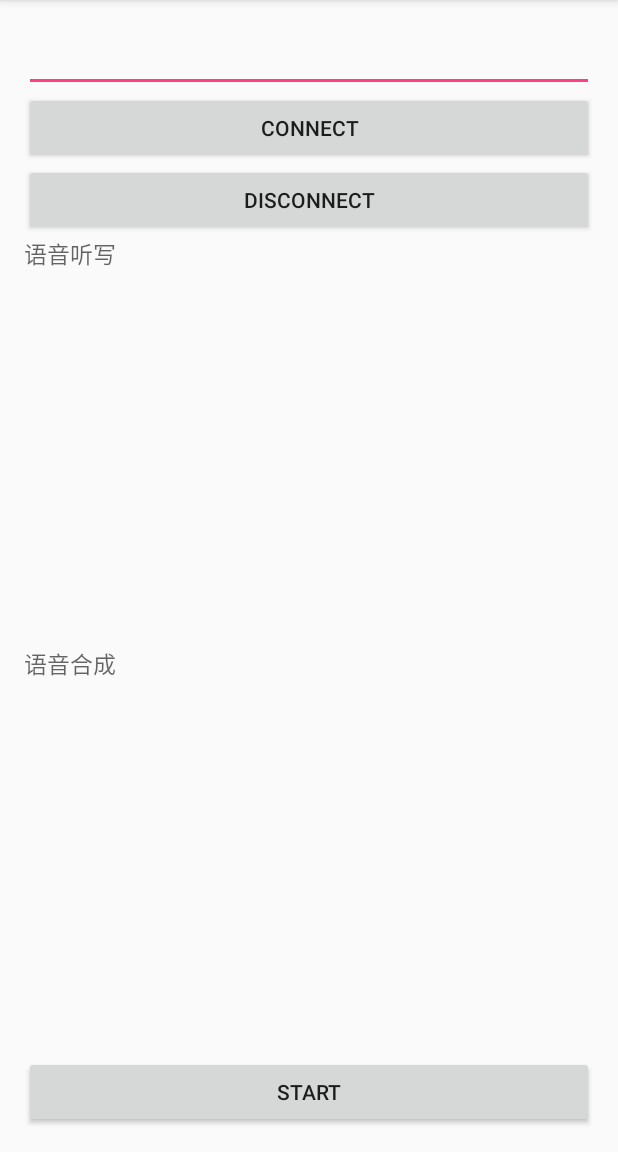
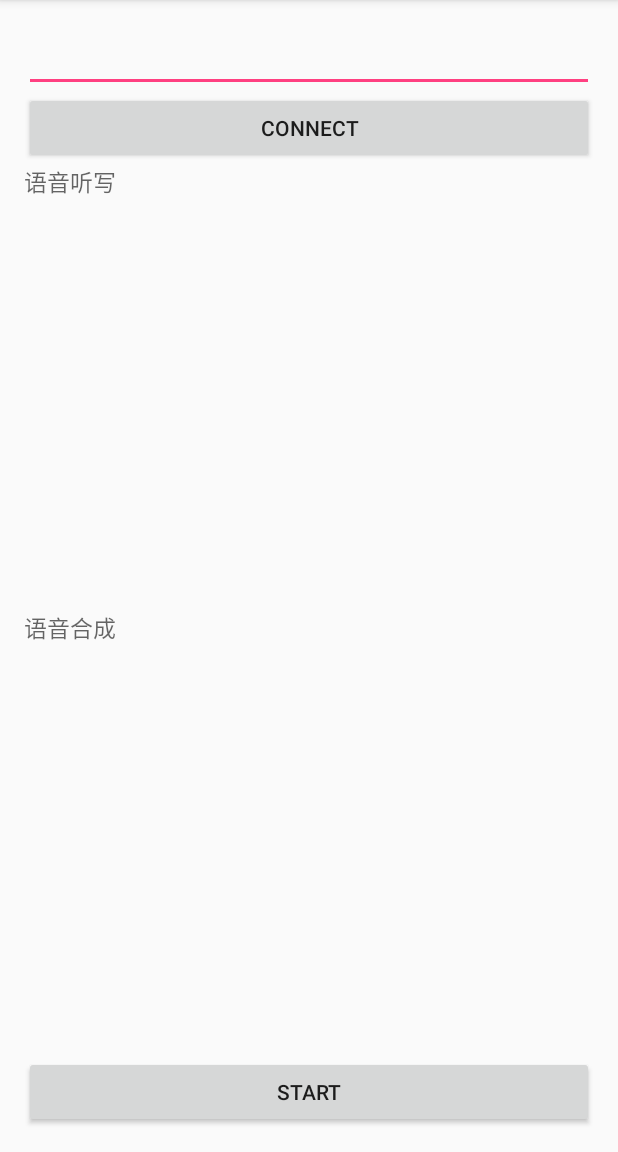
Before and after one commit to Pedestrian1671022/SignLanguageInteraction, an Android app: the screen it shows after launch (MainActivity), after a tap on "CONNECT", on a phone screen of 412 x 824 dp, the part 84-1236 px from its top. Run offline under Robolectric (Android 15) with nearby library versions, the phone set to English and light mode, and no system bars; 20 statements that could not run were skipped.

Commit message:
combine the button connect and disconnect to one button, and add the saveinstancestate function

```diff
--- a/app/src/main/java/com/example/pedestrian/signlanguageinteraction/MainActivity.java
+++ b/app/src/main/java/com/example/pedestrian/signlanguageinteraction/MainActivity.java
@@ -48,12 +48,13 @@ public class MainActivity extends AppCompatActivity {
     private Socket socket;
     private EditText editText;
     private Button connectButton;
-    private Button disconnectButton;
+//    private Button disconnectButton;
     private TextView iat;
     private TextView tts;
     private Button start;
     private int ret = 0;
     private Toast mToast;
+    private Boolean flag = true;
 
     private SpeechRecognizer mIat;
     private SpeechSynthesizer mTts;
@@ -67,7 +68,7 @@ public class MainActivity extends AppCompatActivity {
 
         editText = (EditText) findViewById(R.id.ipAddress);
         connectButton = (Button) findViewById(R.id.connect);
-        disconnectButton = (Button) findViewById(R.id.disconnect);
+//        disconnectButton = (Button) findViewById(R.id.disconnect);
         iat = (TextView) findViewById(R.id.iat);
         tts = (TextView) findViewById(R.id.tts);
         start = (Button) findViewById(R.id.start);
@@ -93,13 +94,23 @@ public class MainActivity extends AppCompatActivity {
                         mToast.show();
                     }
                 }
+                else if(msg.what == 2){
+                    mToast.setText("Socket链接出现问题，原因可能是：Invalid Ip Address");
+                    mToast.show();
+                }
+                else{
+                    connectButton.setText("disconnect");
+                    mToast.setText("Socket已经链接");
+                    mToast.show();
+                }
             }
         };
 
         connectButton.setOnClickListener(new Button.OnClickListener(){
             @Override
             public void onClick(View view) {
-                new Thread(){
+                if (flag) {
+                    new Thread() {
                         @Override
                         public void run() {
                             try {
@@ -107,45 +118,46 @@ public class MainActivity extends AppCompatActivity {
                                 new Thread(new Runnable() {
                                     @Override
                                     public void run() {
-                                    try{
-                                        BufferedReader recv = new BufferedReader(new InputStreamReader(socket.getInputStream(),"utf-8"));
+                                        try {
+                                            BufferedReader recv = new BufferedReader(new InputStreamReader(socket.getInputStream(), "utf-8"));
                                             String line;
-                                        while(socket.isConnected()){
-                                            if((line = recv.readLine())!=null){
+                                            while (socket.isConnected()) {
+                                                if ((line = recv.readLine()) != null) {
                                                     Message message = new Message();
                                                     message.what = 1;
                                                     message.obj = line;
                                                     handler.sendMessage(message);
                                                 }
                                             }
-                                    }catch (IOException e){
-                                        e.printStackTrace();
+                                        } catch (IOException e) {
                                         }
                                     }
                                 }).start();
-                            mToast.setText("Socket已经链接");
-                            mToast.show();
+                                flag = false;
+                                Message message = new Message();
+                                message.what = 3;
+                                handler.sendMessage(message);
                             } catch (IOException e) {
-                            mToast.setText("Socket链接出现问题，原因可能是：Invalid Ip Address");
-                            mToast.show();
+                                Message message = new Message();
+                                message.what = 2;
+                                handler.sendMessage(message);
                             }
                         }
                     }.start();
                 }
-        });
-
-        disconnectButton.setOnClickListener(new Button.OnClickListener(){
-            @Override
-            public void onClick(View view){
+                else{
                     try {
                         iat.setText(null);
                         tts.setText(null);
                         socket.close();
+                        flag = true;
+                        connectButton.setText("connect");
                         mToast.setText("Socket已经断开");
                         mToast.show();
                     } catch (IOException e) {
                         mToast.setText("socket关闭出现问题！");
                         mToast.show();
+                    }
                 }
             }
         });
@@ -164,6 +176,19 @@ public class MainActivity extends AppCompatActivity {
                 }
             }
         });
+    }
+
+    @Override
+    public void onSaveInstanceState(Bundle savedInstanceState){
+        super.onSaveInstanceState(savedInstanceState);
+        savedInstanceState.putString("message", editText.getText().toString());
+    }
+
+    @Override
+    public void onRestoreInstanceState(Bundle savedInstanceState){
+        super.onRestoreInstanceState(savedInstanceState);
+        String message = savedInstanceState.getString("message");
+        editText.setText(message);
     }
 
     private InitListener mInitListener = new InitListener() {
--- a/app/src/main/res/layout/activity_main.xml
+++ b/app/src/main/res/layout/activity_main.xml
@@ -22,11 +22,11 @@
         android:layout_width="match_parent"
         android:layout_height="wrap_content" />
 
-    <Button
-        android:id="@+id/disconnect"
-        android:text="disconnect"
-        android:layout_width="match_parent"
-        android:layout_height="wrap_content" />
+    <!--<Button-->
+        <!--android:id="@+id/disconnect"-->
+        <!--android:text="disconnect"-->
+        <!--android:layout_width="match_parent"-->
+        <!--android:layout_height="wrap_content" />-->
 
     <TextView
         android:id="@+id/iat"
```
Also changed, not shown: 1 other file. Lines whose indentation alone changed are shown as unchanged.
